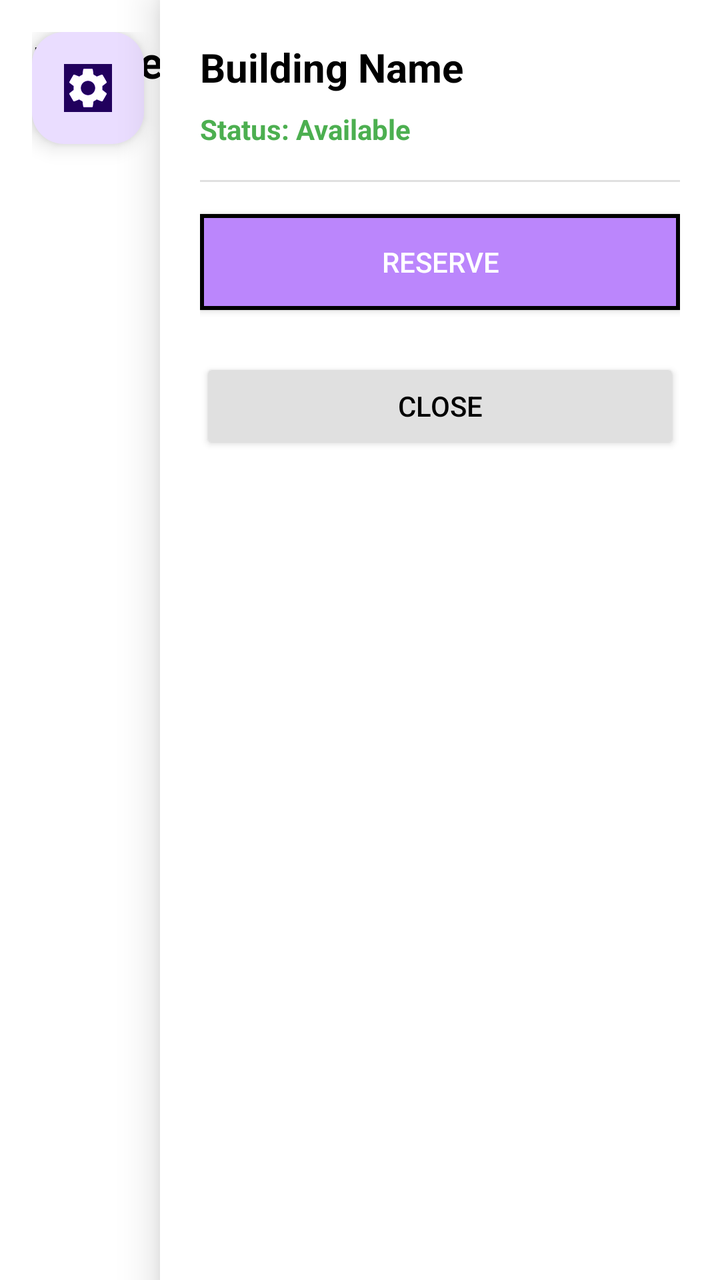
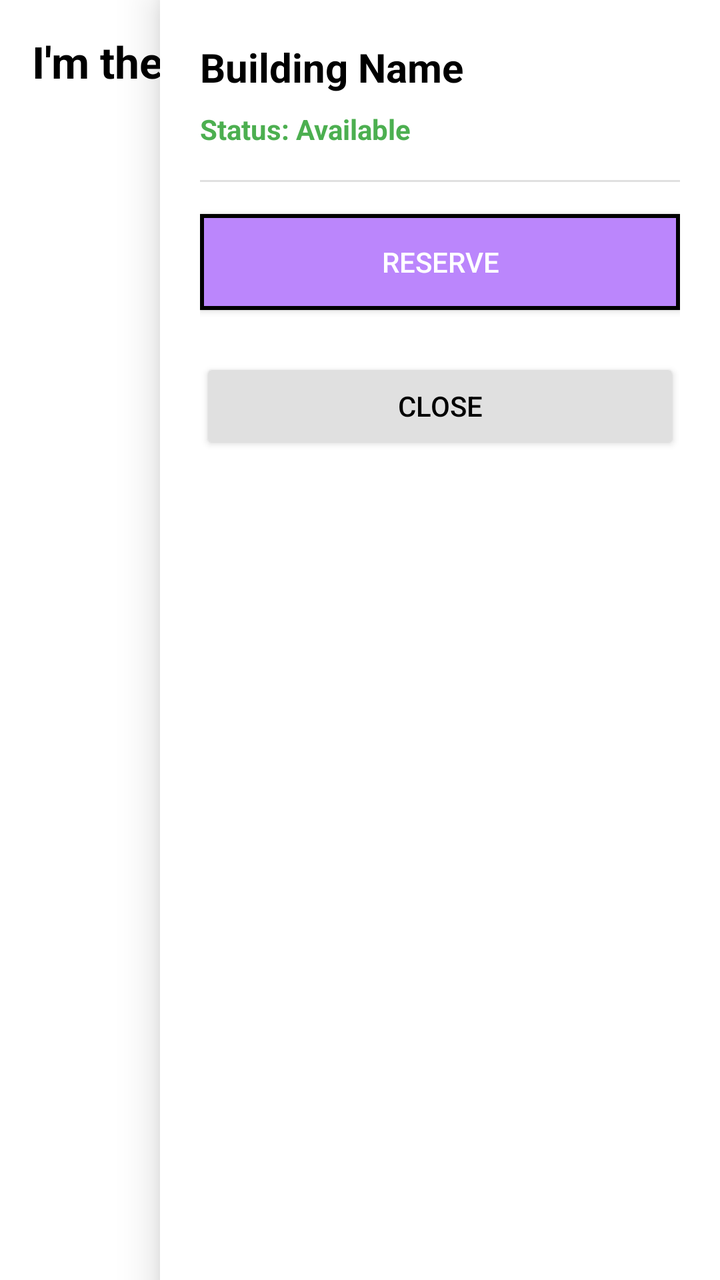

The first picture is an Android layout as it rendered before a commit; the second is the same layout after the commit. The layout source and the unified diff follow.
<!-- AndroidManifest.xml: application theme Theme.Dbtest -->
<!-- res/layout/itbuilding.xml -->
<?xml version="1.0" encoding="utf-8"?>
<FrameLayout xmlns:android="http://schemas.android.com/apk/res/android"
    android:layout_width="match_parent"
    android:layout_height="match_parent">

    <RelativeLayout
        android:layout_width="match_parent"
        android:layout_height="match_parent"
        android:background="#FFFFFF"
        android:padding="16dp">

        <TextView
            android:id="@+id/buildingName"
            android:layout_width="wrap_content"
            android:layout_height="wrap_content"
            android:layout_marginBottom="24dp"
            android:text="I'm the fucking map"
            android:textColor="#000000"
            android:textSize="22sp"
            android:textStyle="bold" />

        

        <RelativeLayout
            android:id="@+id/mapContent"
            android:layout_width="match_parent"
            android:layout_height="match_parent"
            android:layout_below="@id/buildingName"
            android:layout_marginTop="29dp"
            android:clipChildren="false">

            <Button
                android:id="@+id/btn_1b_block"
                android:layout_width="110dp"
                android:layout_height="116dp"
                android:layout_above="@+id/btn_2a_block"
                android:layout_marginLeft="50dp"
                android:layout_marginTop="50dp"
                android:layout_marginBottom="500dp"
                android:background="@drawable/building"
                android:text="1B"
                android:textColor="#F2F4F7"
                android:textSize="20sp"
                android:textStyle="bold" />


            <Button
                android:id="@+id/btn_1a_block"
                android:layout_width="110dp"
                android:layout_height="59dp"
                android:layout_alignEnd="@+id/btn_1b_block"
                android:layout_marginTop="50dp"
                android:layout_marginEnd="-231dp"
                android:background="@drawable/building"
                android:text="1A"
                android:textColor="#F2F4F7"
                android:textSize="20sp"
                android:textStyle="bold" />

            <Button
                android:id="@+id/btn_2a_block"
                android:layout_width="114dp"
                android:layout_height="61dp"
                android:layout_alignParentBottom="true"
                android:layout_marginEnd="2dp"
                android:layout_marginBottom="28dp"
                android:layout_toStartOf="@+id/btn_2b_block"
                android:background="@drawable/building"
                android:text="2A"
                android:textColor="@color/white"
                android:textSize="20sp"
                android:textStyle="bold" />

            <Button
                android:id="@+id/btn_2b_block"
                android:layout_width="114dp"
                android:layout_height="61dp"
                android:layout_alignEnd="@+id/btn_1b_block"
                android:layout_alignParentBottom="true"
                android:layout_marginEnd="-160dp"
                android:layout_marginBottom="29dp"
                android:background="@drawable/building"
                android:text="2B"
                android:textColor="@color/white"
                android:textSize="20sp"
                android:textStyle="bold" />

            <Button
                android:id="@+id/btn_4_block"
                android:layout_width="71dp"
                android:layout_height="116dp"
                android:layout_alignEnd="@+id/btn_1a_block"
                android:layout_marginTop="110dp"
                android:layout_marginEnd="-1dp"
                android:background="@drawable/building"
                android:text="Comp Lab"
                android:textColor="@color/white"
                android:textSize="20sp"
                android:textStyle="bold" />

            <Button
                android:id="@+id/btn_3_block"
                android:layout_width="71dp"
                android:layout_height="116dp"
                android:layout_alignEnd="@+id/btn_1a_block"
                android:layout_marginTop="220dp"
                android:layout_marginEnd="0dp"
                android:background="@drawable/building"
                android:text="Internet Room"
                android:textColor="@color/white"
                android:textSize="13sp"
                android:textStyle="bold" />


            <Button
                android:id="@+id/btn_faculty_block"
                android:layout_width="wrap_content"
                android:layout_height="wrap_content"
                android:layout_alignEnd="@+id/btn_1b_block"
                android:layout_alignParentBottom="true"
                android:layout_marginEnd="-229dp"
                android:layout_marginBottom="26dp"
                android:background="@drawable/building"
                android:text="Faculty"
                android:textColor="@color/white"
                android:textSize="10sp"
                android:textStyle="bold" />

        </RelativeLayout>

        <com.google.android.material.floatingactionbutton.FloatingActionButton
            android:id="@+id/floatingActionButton"
            android:layout_width="395dp"
            android:layout_height="537dp"
            android:layout_marginEnd="24dp"
            android:layout_marginBottom="24dp"
            android:clickable="true"
            android:contentDescription="@string/add_item"
            android:focusable="true"
            android:src="@drawable/settings_logo"
            android:tint="@color/purple_500"
            android:tintMode="add" />

    </RelativeLayout>

    
    <include
        android:id="@+id/slider_root"
        layout="@layout/slider" />

</FrameLayout>
<!-- res/layout/slider.xml (included above) -->
<?xml version="1.0" encoding="utf-8"?>
<FrameLayout xmlns:android="http://schemas.android.com/apk/res/android"
    android:layout_width="match_parent"
    android:layout_height="match_parent">

    <View
        android:id="@+id/scrim"
        android:layout_width="match_parent"
        android:layout_height="match_parent"
        android:background="#99000000"
        android:visibility="gone" />


    <LinearLayout
        android:id="@+id/buildingPanel"
        android:layout_width="280dp"
        android:layout_height="match_parent"
        android:layout_gravity="end"
        android:orientation="vertical"
        android:background="#FFFFFF"
        android:elevation="12dp"
        android:padding="20dp">

        <TextView
            android:id="@+id/panelBuildingName"
            android:layout_width="match_parent"
            android:layout_height="wrap_content"
            android:text="Building Name"
            android:textColor="#000000"
            android:textSize="20sp"
            android:textStyle="bold" />


        <TextView
            android:id="@+id/tv_status"
            android:layout_width="wrap_content"
            android:layout_height="wrap_content"
            android:layout_marginTop="8dp"
            android:text="Status: Available"
            android:textSize="14sp"
            android:textStyle="bold"
            android:textColor="#4CAF50" />


        <View
            android:layout_width="match_parent"
            android:layout_height="1dp"
            android:layout_marginTop="16dp"
            android:layout_marginBottom="16dp"
            android:background="#E0E0E0" />


        <Button
            android:id="@+id/btn_reserve"
            android:layout_width="match_parent"
            android:layout_height="wrap_content"
            android:background="@drawable/building"
            android:text="Reserve"
            android:textColor="#FFFFFF" />

        <LinearLayout
            android:id="@+id/layout_already_reserved"
            android:layout_width="match_parent"
            android:layout_height="wrap_content"
            android:orientation="horizontal"
            android:gravity="center"
            android:background="#F5F5F5"
            android:padding="12dp"
            android:visibility="gone">

            <TextView
                android:layout_width="wrap_content"
                android:layout_height="wrap_content"
                android:text="🔒 Already Reserved"
                android:textColor="#757575"
                android:textSize="16sp"
                android:textStyle="bold" />
        </LinearLayout>


        <Button
            android:id="@+id/btn_close_panel"
            android:layout_width="match_parent"
            android:layout_height="wrap_content"
            android:layout_marginTop="24dp"
            android:backgroundTint="#E0E0E0"
            android:text="Close"
            android:textColor="#000000" />

    </LinearLayout>

</FrameLayout>
<!-- resources referenced by this layout -->
<resources>
  <color name="purple_500">#FF6200EE</color>
  <color name="white">#FFFFFFFF</color>
  <!-- drawable building (drawable) -->
  <?xml version="1.0" encoding="utf-8"?>
  <shape xmlns:android="http://schemas.android.com/apk/res/android"
      android:shape="rectangle">
  
      <solid android:color="#BB86FC" />
  
      <stroke
          android:width="2dp"
          android:color="#000000" />
  
  </shape>
  <!-- drawable settings_logo (drawable) -->
  <vector xmlns:android="http://schemas.android.com/apk/res/android" android:height="24dp" android:tint="#000000" android:viewportHeight="24" android:viewportWidth="24" android:width="24dp">
        
      <path android:fillColor="@android:color/white" android:pathData="M19.14,12.94c0.04,-0.3 0.06,-0.61 0.06,-0.94c0,-0.32 -0.02,-0.64 -0.07,-0.94l2.03,-1.58c0.18,-0.14 0.23,-0.41 0.12,-0.61l-1.92,-3.32c-0.12,-0.22 -0.37,-0.29 -0.59,-0.22l-2.39,0.96c-0.5,-0.38 -1.03,-0.7 -1.62,-0.94L14.4,2.81c-0.04,-0.24 -0.24,-0.41 -0.48,-0.41h-3.84c-0.24,0 -0.43,0.17 -0.47,0.41L9.25,5.35C8.66,5.59 8.12,5.92 7.63,6.29L5.24,5.33c-0.22,-0.08 -0.47,0 -0.59,0.22L2.74,8.87C2.62,9.08 2.66,9.34 2.86,9.48l2.03,1.58C4.84,11.36 4.8,11.69 4.8,12s0.02,0.64 0.07,0.94l-2.03,1.58c-0.18,0.14 -0.23,0.41 -0.12,0.61l1.92,3.32c0.12,0.22 0.37,0.29 0.59,0.22l2.39,-0.96c0.5,0.38 1.03,0.7 1.62,0.94l0.36,2.54c0.05,0.24 0.24,0.41 0.48,0.41h3.84c0.24,0 0.44,-0.17 0.47,-0.41l0.36,-2.54c0.59,-0.24 1.13,-0.56 1.62,-0.94l2.39,0.96c0.22,0.08 0.47,0 0.59,-0.22l1.92,-3.32c0.12,-0.22 0.07,-0.47 -0.12,-0.61L19.14,12.94zM12,15.6c-1.98,0 -3.6,-1.62 -3.6,-3.6s1.62,-3.6 3.6,-3.6s3.6,1.62 3.6,3.6S13.98,15.6 12,15.6z"/>
      
  </vector>
  <string name="add_item">Add item</string>
  <style name="Theme.Dbtest" parent="Theme.Material3.DayNight.NoActionBar" />
</resources>

<!-- the commit's change to res/layout/itbuilding.xml (unified diff, before → after) -->
@@ -130,12 +130,14 @@
 
         <com.google.android.material.floatingactionbutton.FloatingActionButton
             android:id="@+id/floatingActionButton"
-            android:layout_width="395dp"
-            android:layout_height="537dp"
+            android:layout_width="wrap_content"
+            android:layout_height="wrap_content"
+            android:layout_alignParentBottom="true"
+            android:layout_alignParentEnd="true"
             android:layout_marginEnd="24dp"
             android:layout_marginBottom="24dp"
             android:clickable="true"
-            android:contentDescription="@string/add_item"
+            android:contentDescription="Settings"
             android:focusable="true"
             android:src="@drawable/settings_logo"
             android:tint="@color/purple_500"
<!-- resource entries referenced after the edit -->
@@ -20,7 +20,6 @@
       <path android:fillColor="@android:color/white" android:pathData="M19.14,12.94c0.04,-0.3 0.06,-0.61 0.06,-0.94c0,-0.32 -0.02,-0.64 -0.07,-0.94l2.03,-1.58c0.18,-0.14 0.23,-0.41 0.12,-0.61l-1.92,-3.32c-0.12,-0.22 -0.37,-0.29 -0.59,-0.22l-2.39,0.96c-0.5,-0.38 -1.03,-0.7 -1.62,-0.94L14.4,2.81c-0.04,-0.24 -0.24,-0.41 -0.48,-0.41h-3.84c-0.24,0 -0.43,0.17 -0.47,0.41L9.25,5.35C8.66,5.59 8.12,5.92 7.63,6.29L5.24,5.33c-0.22,-0.08 -0.47,0 -0.59,0.22L2.74,8.87C2.62,9.08 2.66,9.34 2.86,9.48l2.03,1.58C4.84,11.36 4.8,11.69 4.8,12s0.02,0.64 0.07,0.94l-2.03,1.58c-0.18,0.14 -0.23,0.41 -0.12,0.61l1.92,3.32c0.12,0.22 0.37,0.29 0.59,0.22l2.39,-0.96c0.5,0.38 1.03,0.7 1.62,0.94l0.36,2.54c0.05,0.24 0.24,0.41 0.48,0.41h3.84c0.24,0 0.44,-0.17 0.47,-0.41l0.36,-2.54c0.59,-0.24 1.13,-0.56 1.62,-0.94l2.39,0.96c0.22,0.08 0.47,0 0.59,-0.22l1.92,-3.32c0.12,-0.22 0.07,-0.47 -0.12,-0.61L19.14,12.94zM12,15.6c-1.98,0 -3.6,-1.62 -3.6,-3.6s1.62,-3.6 3.6,-3.6s3.6,1.62 3.6,3.6S13.98,15.6 12,15.6z"/>
       
   </vector>
-  <string name="add_item">Add item</string>
   <style name="Theme.Dbtest" parent="Theme.Material3.DayNight.NoActionBar" />
 </resources>
 
